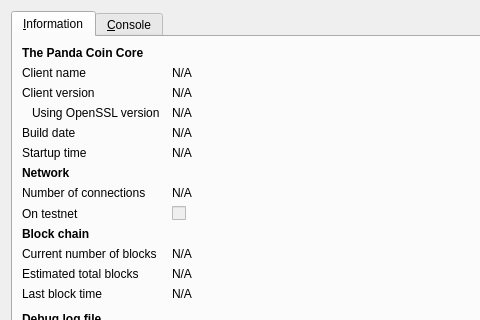
This is src/qt/forms/rpcconsole.ui in vaultcoin/VaultCoin as Qt 5 draws it before an edit; both pictures show x 0 to 480 and y 0 to 320 of the 740 by 450 pixel window. The edited form follows.
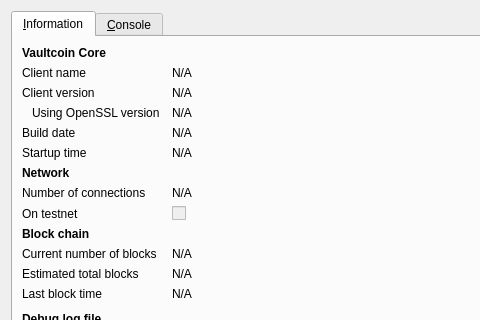
This is the edited form. Icons and pictures are not drawn.

Patch:
```diff
--- a/src/qt/forms/rpcconsole.ui
+++ b/src/qt/forms/rpcconsole.ui
@@ -36,7 +36,7 @@
           </font>
          </property>
          <property name="text">
-          <string>The Panda Coin Core</string>
+          <string>Vaultcoin Core</string>
          </property>
         </widget>
        </item>
```
Left out of the diff: 6 changed lines with no effect on the pictures.
